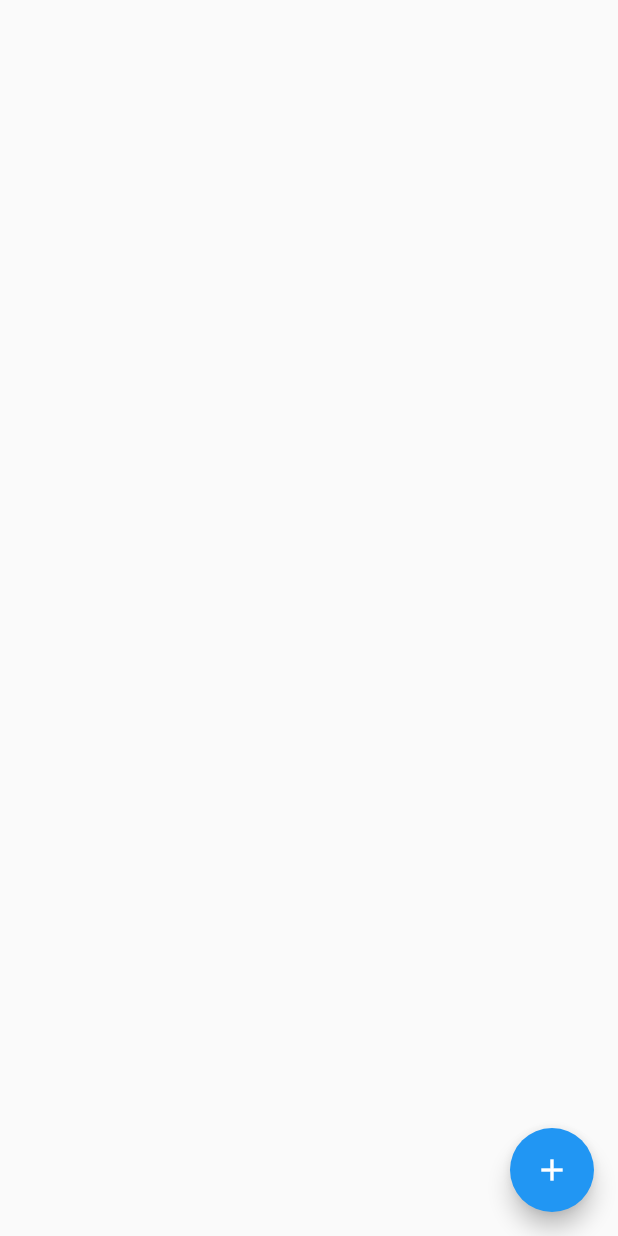
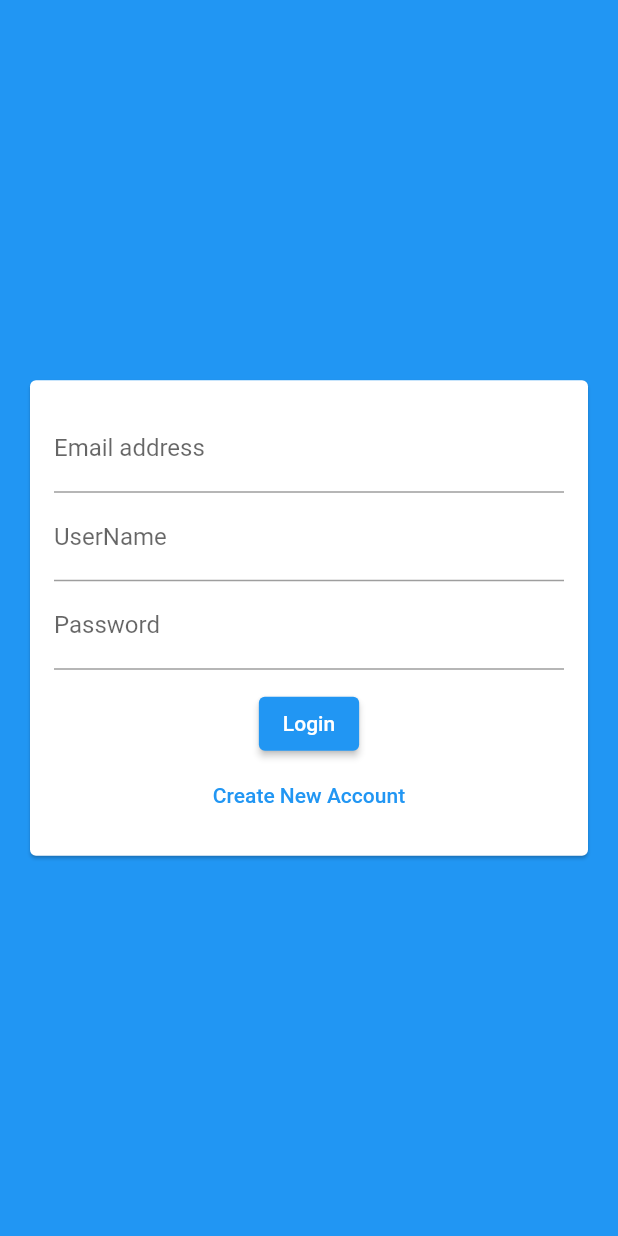
Before and after one commit to Kshittiz21/chat_app, a Flutter app: the screen it shows after launch, on a phone screen of 412 x 824 dp. Run offline on Flutter 3.47's test engine with Material 2 defaults, Android fonts, the phone set to English and light mode, and no system bars; our stand-ins replace cloud_firestore, firebase_core; accounts and stored records are empty.

Commit message:
basic authentication screen added

```diff
--- a/lib/main.dart
+++ b/lib/main.dart
@@ -1,3 +1,4 @@
+import 'package:chat_app/screens/auth_screen.dart';
 import 'package:flutter/material.dart';
 import 'package:firebase_core/firebase_core.dart';
 import './screens/chat_screen.dart';
@@ -20,7 +21,7 @@ class MyApp extends StatelessWidget {
       theme: ThemeData(
         primarySwatch: Colors.blue,
       ),
-      home: ChatScreen(),
+      home: AuthScreen(),
     );
   }
 }
--- a/lib/screens/auth_screen.dart
+++ b/lib/screens/auth_screen.dart
@@ -0,0 +1,17 @@
+import 'package:chat_app/widgets/auth/auth_form.dart';
+import 'package:flutter/material.dart';
+
+class AuthScreen extends StatefulWidget {
+  @override
+  _AuthScreenState createState() => _AuthScreenState();
+}
+
+class _AuthScreenState extends State<AuthScreen> {
+  @override
+  Widget build(BuildContext context) {
+    return Scaffold(
+      backgroundColor: Theme.of(context).primaryColor,
+      body: AuthForm(),
+    );
+  }
+}
--- /dev/null
+++ b/lib/widgets/auth/auth_form.dart
@@ -0,0 +1,49 @@
+import 'package:flutter/material.dart';
+
+class AuthForm extends StatefulWidget {
+  @override
+  _AuthFormState createState() => _AuthFormState();
+}
+
+class _AuthFormState extends State<AuthForm> {
+  @override
+  Widget build(BuildContext context) {
+    return Center(
+      child: Card(
+        margin: EdgeInsets.all(20),
+        child: SingleChildScrollView(
+          child: Padding(
+            padding: EdgeInsets.all(16),
+            child: Form(
+              child: Column(
+                mainAxisSize: MainAxisSize.min,
+                children: [
+                  TextFormField(
+                    keyboardType: TextInputType.emailAddress,
+                    decoration: InputDecoration(labelText: 'Email address'),
+                  ),
+                  TextFormField(
+                    decoration: InputDecoration(labelText: 'UserName'),
+                  ),
+                  TextFormField(
+                    decoration: InputDecoration(labelText: 'Password'),
+                    obscureText: true,
+                  ),
+                  SizedBox(height: 12),
+                  ElevatedButton(
+                    onPressed: () {},
+                    child: Text('Login'),
+                  ),
+                  TextButton(
+                    onPressed: () {},
+                    child: Text('Create New Account'),
+                  ),
+                ],
+              ),
+            ),
+          ),
+        ),
+      ),
+    );
+  }
+}
```
